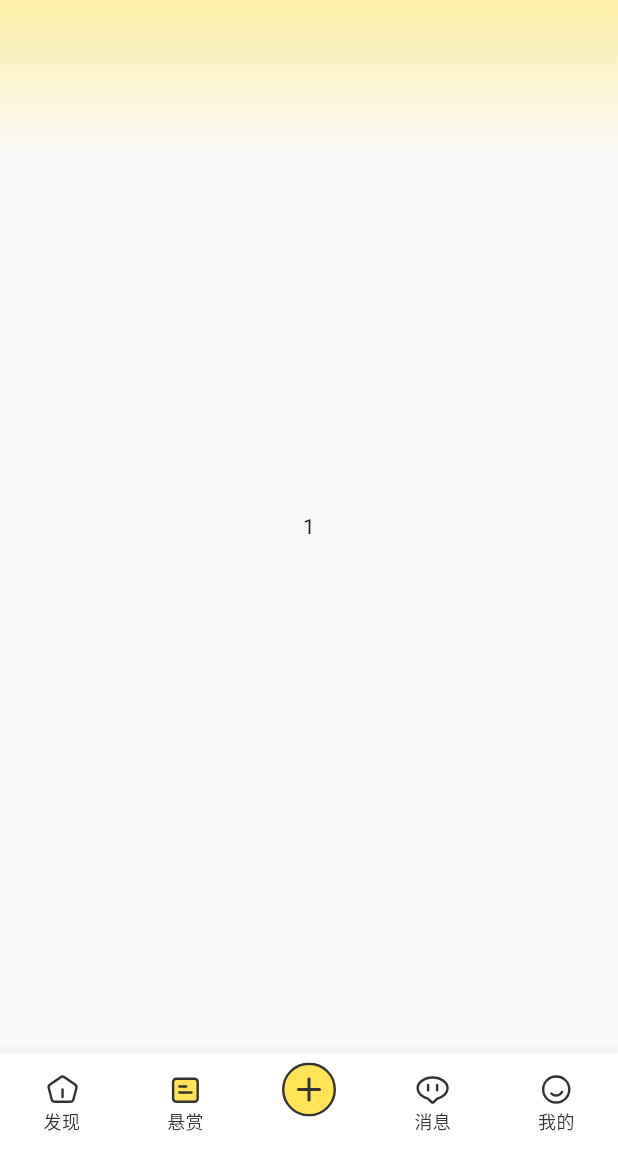
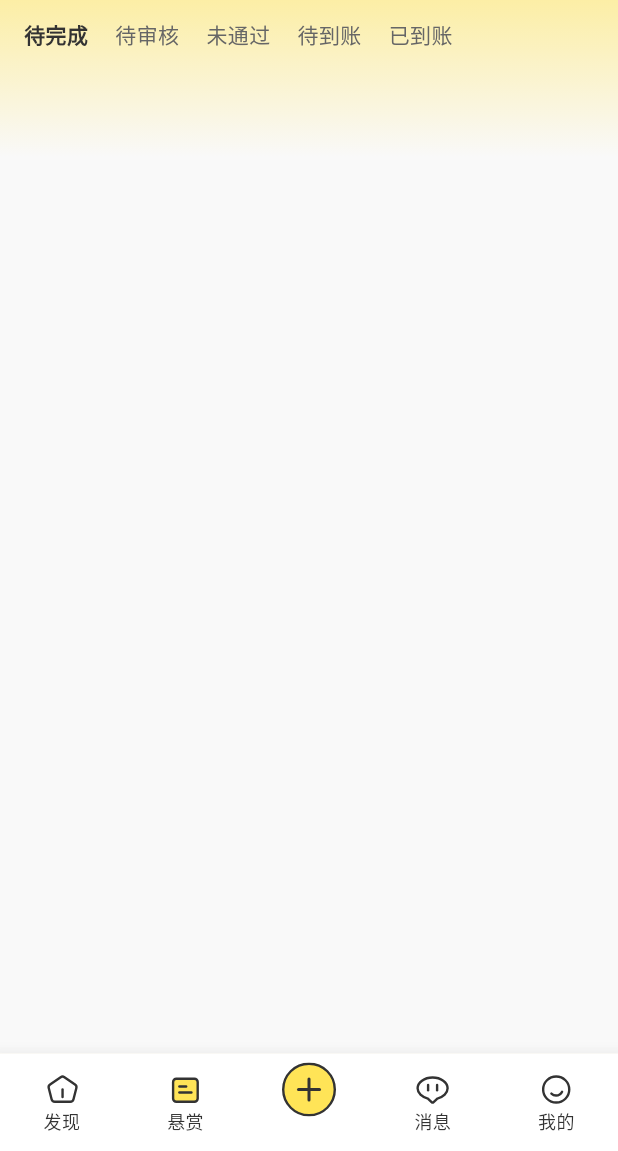
Before and after one commit to Esthert0109/part_time_app3, a Flutter app: the screen it shows after launch, item 2 of the bottom bar chosen, on a phone screen of 412 x 824 dp, the part 85-1236 px from its top. Run offline on Flutter 3.47's test engine with Material 3 defaults, Android fonts, the phone set to English and light mode, and no system bars; our stand-ins replace badges, flutter_svg, get, image_picker, loading_animation_widget, photo_view.

Commit message:
setup mission status main page

```diff
--- a/part_time_app/lib/Pages/MissionStatus/missionAcceptedMainPage.dart
+++ b/part_time_app/lib/Pages/MissionStatus/missionAcceptedMainPage.dart
@@ -1,4 +1,5 @@
 import 'package:flutter/material.dart';
+import 'package:part_time_app/Components/Selection/thirdStatusSelectionComponent.dart';
 
 class MissionAcceptedMainPage extends StatefulWidget {
   const MissionAcceptedMainPage({super.key});
@@ -9,11 +10,23 @@ class MissionAcceptedMainPage extends StatefulWidget {
 }
 
 class _MissionAcceptedMainPageState extends State<MissionAcceptedMainPage> {
+  int statusSelected = 0;
+
   @override
   Widget build(BuildContext context) {
-    return Container(
-      alignment: Alignment.center,
-      child: Text("1"),
+    return Column(
+      mainAxisAlignment: MainAxisAlignment.start,
+      crossAxisAlignment: CrossAxisAlignment.start,
+      children: [
+        ThirdStatusSelectionComponent(
+            statusList: const ['待完成', '待审核', '未通过', '待到账', '已到账'],
+            selectedIndex: statusSelected,
+            onTap: (index) {
+              setState(() {
+                statusSelected = index;
+              });
+            })
+      ],
     );
   }
 }
--- a/part_time_app/lib/Pages/MissionStatus/missionStatusMainPage.dart
+++ b/part_time_app/lib/Pages/MissionStatus/missionStatusMainPage.dart
@@ -50,7 +50,8 @@ class _MissionStatusMainPageState extends State<MissionStatusMainPage> {
         children: <Widget>[
           Container(
             constraints: const BoxConstraints.expand(),
-            decoration: BoxDecoration(
+            padding: const EdgeInsets.all(12),
+            decoration: const BoxDecoration(
               color: kThirdGreyColor,
               gradient: LinearGradient(
                 begin: Alignment.topCenter,
@@ -62,11 +63,12 @@ class _MissionStatusMainPageState extends State<MissionStatusMainPage> {
                 stops: [0.0, 0.15],
               ),
             ),
-            child: MissionAcceptedMainPage(),
+            child: const MissionAcceptedMainPage(),
           ),
           Container(
             constraints: const BoxConstraints.expand(),
-            decoration: BoxDecoration(
+            padding: const EdgeInsets.all(12),
+            decoration: const BoxDecoration(
               color: kThirdGreyColor,
               gradient: LinearGradient(
                 begin: Alignment.topCenter,
@@ -78,7 +80,7 @@ class _MissionStatusMainPageState extends State<MissionStatusMainPage> {
                 stops: [0.0, 0.15],
               ),
             ),
-            child: MissionIssuedMainPage(),
+            child: const MissionIssuedMainPage(),
           ),
         ],
       ),
```
Also changed, not shown: part_time_app/lib/Pages/MissionStatus/missionIssuedMainPage.dart (+17 -3 lines).
